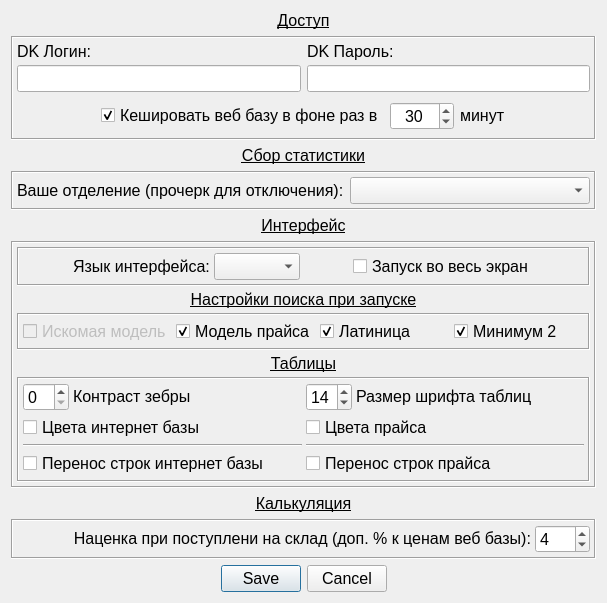
Before: the Qt Designer form UI/window_settings.ui in Wrexan/MDA, drawn with Qt 5.
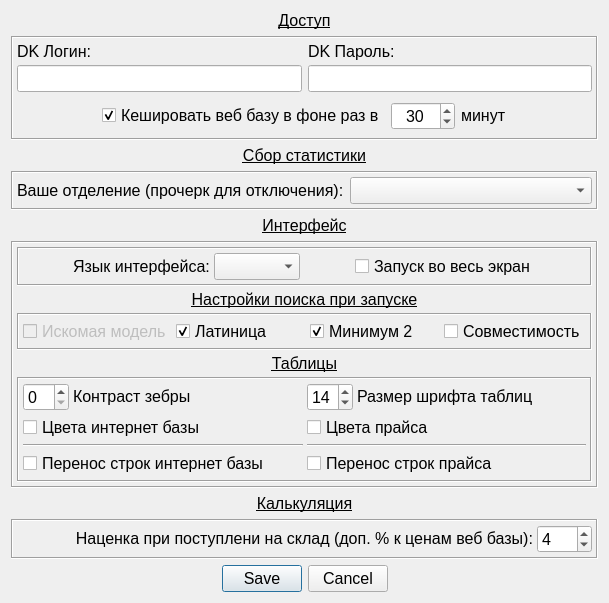
After: the same form once the commit is applied. Icons and pictures are not drawn.

Commit message: add compat column to the price add checkbox to show/hide it add translation and tooltip to it removed legacy option refactoring

Patch:
```diff
--- a/UI/window_settings.ui
+++ b/UI/window_settings.ui
@@ -616,31 +616,6 @@
              </property>
             </widget>
            </item>
-           <item>
-            <widget class="QCheckBox" name="chb_price_name_only">
-             <property name="enabled">
-              <bool>true</bool>
-             </property>
-             <property name="minimumSize">
-              <size>
-               <width>130</width>
-               <height>0</height>
-              </size>
-             </property>
-             <property name="maximumSize">
-              <size>
-               <width>160</width>
-               <height>16777215</height>
-              </size>
-             </property>
-             <property name="text">
-              <string>Модель прайса</string>
-             </property>
-             <property name="checked">
-              <bool>true</bool>
-             </property>
-            </widget>
-           </item>
            <item>
             <widget class="QCheckBox" name="chb_search_eng">
              <property name="enabled">
@@ -688,6 +663,31 @@
              </property>
             </widget>
            </item>
+           <item>
+            <widget class="QCheckBox" name="chb_show_compatibility">
+             <property name="enabled">
+              <bool>true</bool>
+             </property>
+             <property name="minimumSize">
+              <size>
+               <width>130</width>
+               <height>0</height>
+              </size>
+             </property>
+             <property name="maximumSize">
+              <size>
+               <width>160</width>
+               <height>16777215</height>
+              </size>
+             </property>
+             <property name="text">
+              <string>Совместимость</string>
+             </property>
+             <property name="checked">
+              <bool>false</bool>
+             </property>
+            </widget>
+           </item>
           </layout>
          </item>
         </layout>
```
The commit also changes 11 other files.
